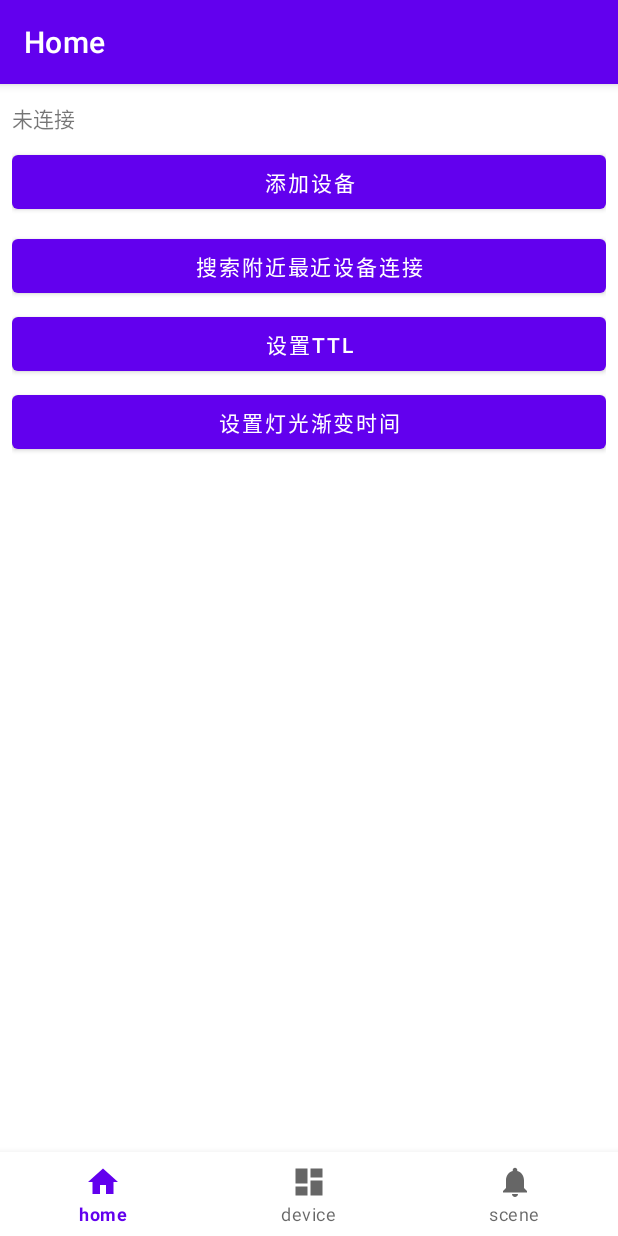
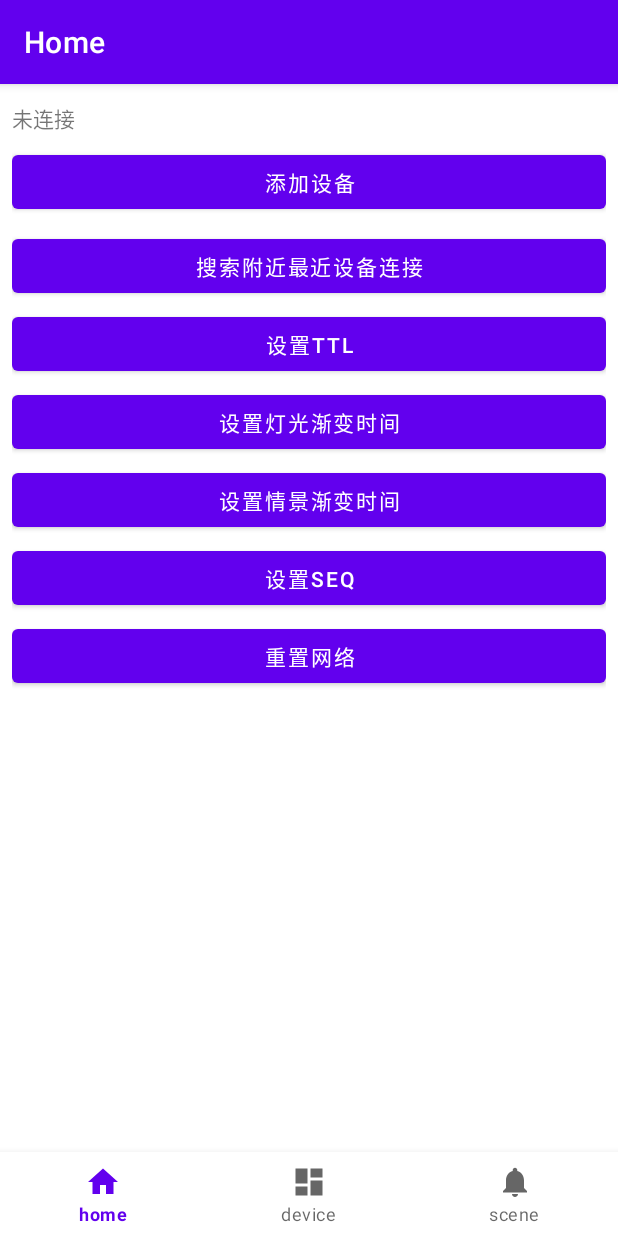
Before and after one commit to LeMeshIoT/LeMesh-sigmesh-android-sdk-sample-kotlin, an Android app: the screen it shows after launch (MainActivity), after a tap on "设置灯光渐变时间", on a phone screen of 412 x 824 dp. Run offline under Robolectric (Android 15) with nearby library versions, the phone set to English and light mode, and no system bars; our stand-ins replace navigation-ui; libraries missing offline, so code that uses them is left out: cn.lelight.leiot, com.afollestad.materialdialogs; 3 statements that could not run were skipped.

Commit message:
release 0.0.6

```diff
--- a/app/src/main/java/cn/lelight/iot/sigmesh/demo/MainActivity.kt
+++ b/app/src/main/java/cn/lelight/iot/sigmesh/demo/MainActivity.kt
@@ -25,14 +25,7 @@ class MainActivity : AppCompatActivity() {
 
     lateinit var navController: NavController
 
-    private val appid = "appid"
-    private val mac = "mac"
-    private val secret = "secret"
 
-    private val _isInit = MutableLiveData<Boolean>().apply {
-        value = false
-    }
-    val isInit: LiveData<Boolean> = _isInit
 
     //
     override fun onCreate(savedInstanceState: Bundle?) {
@@ -52,46 +45,14 @@ class MainActivity : AppCompatActivity() {
         setupActionBarWithNavController(navController, appBarConfiguration)
         navView.setupWithNavController(navController)
 
-        initSdk(application)
+
     }
 
     override fun onCreateOptionsMenu(menu: Menu?): Boolean {
         return true
     }
 
-    fun initSdk(application: Application) {
-        LeHomeSdk.init(
-            application,
-            appid,
-            mac,
-            secret
-        ) { result ->
-            Log.e("MainActivity", "sdk init result $result")
-            //
-            var msg = when (result) {
-                InitCallback.SUCCESS -> {
-                    SigDemoInstance.get().init(application.applicationContext)
-                    _isInit.value = true
-                    "sdk 初始化成功"
-                }
-                InitCallback.ALREADY_INITIALED -> {
-                    "sdk已经初始化过了"
-                }
-                InitCallback.UNAUTH_SDK -> {
-                    "非法授权sdk"
-                }
-                InitCallback.AUTH_FAID -> {
-                    // 检查是否设备有网络
-                    "授权失败"
-                }
-                else -> {
-                    "其它异常"
-                }
-            }
-            Toast.makeText(application.applicationContext, msg, Toast.LENGTH_SHORT)
-                .show()
-        }
-    }
+
 
 
 }
--- a/app/src/main/java/cn/lelight/iot/sigmesh/demo/MyApplication.kt
+++ b/app/src/main/java/cn/lelight/iot/sigmesh/demo/MyApplication.kt
@@ -2,13 +2,60 @@ package cn.lelight.iot.sigmesh.demo
 
 import android.app.Application
 import android.content.Context
+import android.util.Log
+import android.widget.Toast
 import cn.lelight.leiot.sdk.LeHomeSdk
+import cn.lelight.leiot.sdk.core.InitCallback
 
-class MyApplication:Application() {
+class MyApplication : Application() {
+
+    private val appid = ""
+    private val mac = ""
+    private val secret = ""
 
     override fun attachBaseContext(base: Context?) {
         super.attachBaseContext(base)
         // 前置初始化
-        LeHomeSdk.attachBaseContext(this);
+        LeHomeSdk.attachBaseContext(this)
+    }
+
+    override fun onCreate() {
+        super.onCreate()
+
+        initSdk(this)
+    }
+
+    fun initSdk(application: Application) {
+        LeHomeSdk.init(
+            application,
+            appid,
+            mac,
+            secret
+        ) { result ->
+            Log.e("MainActivity", "sdk init result $result")
+            //
+            var msg = when (result) {
+                InitCallback.SUCCESS -> {
+                    SigDemoInstance.get().init(applicationContext)
+                    SigDemoInstance.get().isInit.value = true
+                    "sdk 初始化成功"
+                }
+                InitCallback.ALREADY_INITIALED -> {
+                    "sdk已经初始化过了"
+                }
+                InitCallback.UNAUTH_SDK -> {
+                    "非法授权sdk"
+                }
+                InitCallback.AUTH_FAID -> {
+                    // 检查是否设备有网络
+                    "授权失败"
+                }
+                else -> {
+                    "其它异常:$result"
+                }
+            }
+            Toast.makeText(application.applicationContext, msg, Toast.LENGTH_SHORT)
+                .show()
+        }
     }
 }
--- a/app/src/main/java/cn/lelight/iot/sigmesh/demo/SigDemoInstance.kt
+++ b/app/src/main/java/cn/lelight/iot/sigmesh/demo/SigDemoInstance.kt
@@ -28,10 +28,15 @@ class SigDemoInstance private constructor() : LeSigMeshStatusChangeCallback {
         value = "未连接"
     }
 
+    val isInit = MutableLiveData<Boolean>().apply {
+        value = false
+    }
+
     private val proAddress = 0x6000
     private val seqNumber = 0
 
     fun init(context: Context) {
+        Log.e("SigDemoInstance", "init")
         // todo 自行检查是否开启蓝牙
         val bleSigMeshManger = LeHomeSdk.getBleSigMeshManger()
         // todo 自行确定netkey 和 appkey 等信息
@@ -44,7 +49,7 @@ class SigDemoInstance private constructor() : LeSigMeshStatusChangeCallback {
                 seqNumber
             )
         ) {
-            Log.e("MainActivity", "sig sdk init result $it")
+            Log.e("SigDemoInstance", "sig sdk init result $it")
             // 设置监听
             bleSigMeshManger.setStatusChangeListener(this)
         }
--- a/app/src/main/java/cn/lelight/iot/sigmesh/demo/ui/home/HomeFragment.kt
+++ b/app/src/main/java/cn/lelight/iot/sigmesh/demo/ui/home/HomeFragment.kt
@@ -7,10 +7,10 @@ import android.util.Log
 import android.view.LayoutInflater
 import android.view.View
 import android.view.ViewGroup
-import android.widget.TextView
 import android.widget.Toast
 import androidx.fragment.app.Fragment
 import androidx.lifecycle.ViewModelProvider
+import cn.lelight.iot.sigmesh.demo.MainActivity
 import cn.lelight.iot.sigmesh.demo.SigDemoInstance
 import cn.lelight.iot.sigmesh.demo.databinding.FragmentHomeBinding
 import cn.lelight.iot.sigmesh.demo.ui.adddevice.AddDevicesActivity
@@ -43,7 +43,7 @@ class HomeFragment : Fragment() {
         _binding = FragmentHomeBinding.inflate(inflater, container, false)
         val root: View = binding.root
 
-        SigDemoInstance.get().sigConnectStatus.observe(viewLifecycleOwner){
+        SigDemoInstance.get().sigConnectStatus.observe(viewLifecycleOwner) {
             binding.textHome2.text = it
             materialDialog?.dismiss()
         }
@@ -61,7 +61,7 @@ class HomeFragment : Fragment() {
                         input.toString().toInt(),
                         object : IResultCallback {
                             override fun success() {
-                                Toast.makeText(requireContext(), "设置成功", Toast.LENGTH_SHORT).show()
+                                toast("设置成功")
                             }
 
                             override fun fail(p0: Int, p1: String?) {
@@ -75,6 +75,11 @@ class HomeFragment : Fragment() {
 
         binding.btnAddDevice.setOnClickListener {
             // 添加设备
+            if (!checkIsInitSdk()) {
+                toast("未初始化")
+                return@setOnClickListener
+            }
+            // 判断下
             requireActivity().startActivity(
                 Intent(
                     requireActivity(),
@@ -84,6 +89,11 @@ class HomeFragment : Fragment() {
         }
 
         binding.btnStartConnect.setOnClickListener {
+            //
+            if (!checkIsInitSdk()) {
+                toast("未初始化")
+                return@setOnClickListener
+            }
             //
             materialDialog = MaterialDialog.Builder(requireActivity())
                 .title("正在搜索设备")
@@ -96,28 +106,44 @@ class HomeFragment : Fragment() {
                 true,
                 object : IBleScanUnProCallback {
                     override fun scanDeviceNotify(p0: HashMap<String, ExtendedBluetoothDevice>?) {
-
+                        Log.e("test", "scanDeviceNotify${p0}")
                     }
 
                     override fun scanTimeOutResult(deviceHashMap: HashMap<String, ExtendedBluetoothDevice>) {
+                        Log.e("test", "scanTimeOutResult${deviceHashMap}")
                         // todo 找信号最强的连接
                         for (value in deviceHashMap.values) {
-                            LeHomeSdk.getBleSigMeshManger().startConnectProxyNode(value)
+                            LeHomeSdk.getBleSigMeshManger()
+                                .startConnectProxyNode(value, object : IResultCallback {
+                                    override fun success() {
+                                    }
+
+                                    override fun fail(p0: Int, p1: String?) {
+                                        materialDialog?.dismiss()
+                                        Log.e("test", "" + p1)
+                                    }
+
+                                })
                             break
                         }
                     }
 
                     override fun scanFail(p0: String?) {
-                        // todo
+                        Log.e("test", "scanFail $p0")
                     }
 
                 })
         }
 
         binding.btnConfigTime.setOnClickListener {
+            if (!checkIsInitSdk()) {
+                toast("未初始化")
+                return@setOnClickListener
+            }
+            //
             val callback = object : IResultCallback {
                 override fun success() {
-                    Toast.makeText(requireContext(), "设置成功", Toast.LENGTH_SHORT).show()
+                    toast("设置成功")
                 }
 
                 override fun fail(p0: Int, p1: String?) {
@@ -154,9 +180,15 @@ class HomeFragment : Fragment() {
                 }.show()
         }
         binding.btnConfigSceneTime.setOnClickListener {
+            //
+            if (!checkIsInitSdk()) {
+                toast("未初始化")
+                return@setOnClickListener
+            }
+            //
             val callback = object : IResultCallback {
                 override fun success() {
-                    Toast.makeText(requireContext(), "设置成功", Toast.LENGTH_SHORT).show()
+                    toast("设置成功")
                 }
 
                 override fun fail(p0: Int, p1: String?) {
@@ -193,7 +225,80 @@ class HomeFragment : Fragment() {
                 }.show()
         }
 
+        binding.btnConfigSeq.setOnClickListener {
+            //
+            if (!checkIsInitSdk()) {
+                toast("未初始化")
+                return@setOnClickListener
+            }
+            //
+            val callback = object : IResultCallback {
+                override fun success() {
+                    toast("设置成功")
+                }
+
+                override fun fail(p0: Int, p1: String?) {
+                    // todo
+                }
+            }
+
+            val config = LeHomeSdk.getBleSigMeshManger().getConfig(
+                SigConfig.PRO_SEQ
+            )
+
+            MaterialDialog.Builder(requireActivity())
+                .title("设置SEQ(当前:$config)")
+                .content("设置消息指令的seq值,若seq值低于设备中缓存的,将无法控制设备\n(0~16777216)")
+                .input("", "", false) { _, input ->
+                    LeHomeSdk.getBleSigMeshManger().config(
+                        SigConfig.PRO_SEQ, input.toString().toInt(),
+                        callback
+                    )
+                }
+                .inputType(InputType.TYPE_CLASS_NUMBER)
+                .show()
+        }
+
+        binding.btnConfigReset.setOnClickListener {
+            //
+            if (!checkIsInitSdk()) {
+                toast("未初始化")
+                return@setOnClickListener
+            }
+            //
+            val callback = object : IResultCallback {
+                override fun success() {
+                    toast("设置成功")
+                }
+
+                override fun fail(p0: Int, p1: String?) {
+                    // todo
+                }
+            }
+            MaterialDialog.Builder(requireActivity())
+                .title("确定")
+                .content("将删除所有节点(仅删除缓存数据)，设备需要重置添加")
+                .onPositive { dialog, which ->
+                    LeHomeSdk.getBleSigMeshManger().resetNetWork(callback)
+                }
+                .positiveText("确定")
+                .negativeText("取消")
+                .inputType(InputType.TYPE_CLASS_NUMBER)
+                .show()
+        }
+
         return root
+    }
+
+    private fun checkIsInitSdk(): Boolean {
+        if (requireActivity() is MainActivity) {
+            return SigDemoInstance.get().isInit.value!!
+        }
+        return false
+    }
+
+    fun toast(msg: String) {
+        Toast.makeText(requireContext(), msg, Toast.LENGTH_SHORT).show()
     }
 
 
--- a/app/src/main/res/layout/fragment_home.xml
+++ b/app/src/main/res/layout/fragment_home.xml
@@ -48,8 +48,21 @@
         android:layout_width="match_parent"
         android:layout_height="wrap_content"
         android:layout_marginTop="4dp"
-        android:text="设置情景渐变时间"
-        android:visibility="gone" />
+        android:text="设置情景渐变时间" />
+
+    <Button
+        android:id="@+id/btn_config_seq"
+        android:layout_width="match_parent"
+        android:layout_height="wrap_content"
+        android:layout_marginTop="4dp"
+        android:text="设置SEQ" />
+
+    <Button
+        android:id="@+id/btn_config_reset"
+        android:layout_width="match_parent"
+        android:layout_height="wrap_content"
+        android:layout_marginTop="4dp"
+        android:text="重置网络" />
 
 
 </LinearLayout>
```
Also changed, not shown: app/build.gradle (+10 -2 lines), app/src/main/java/cn/lelight/iot/sigmesh/demo/ui/devices/DevicesFragment.kt (+12 -1 lines), app/src/main/java/cn/lelight/iot/sigmesh/demo/ui/scene/SceneFragment.kt (+11 -1 lines), 1 other file.
